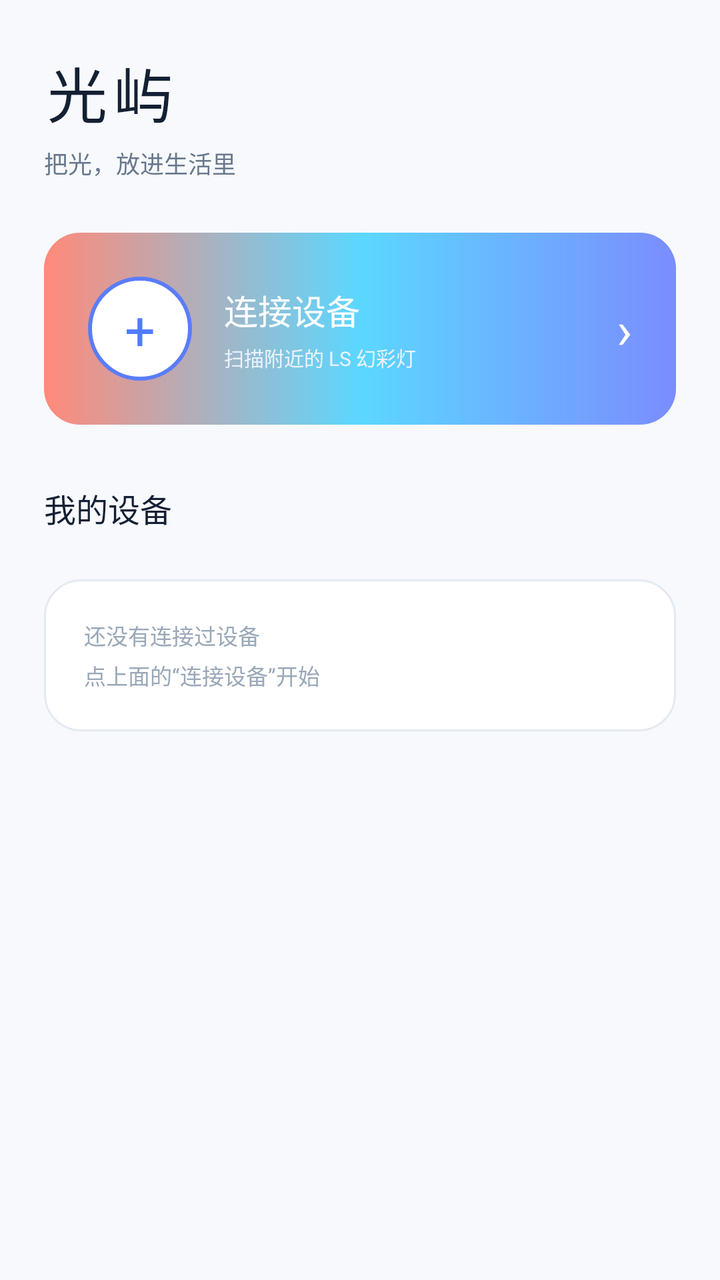
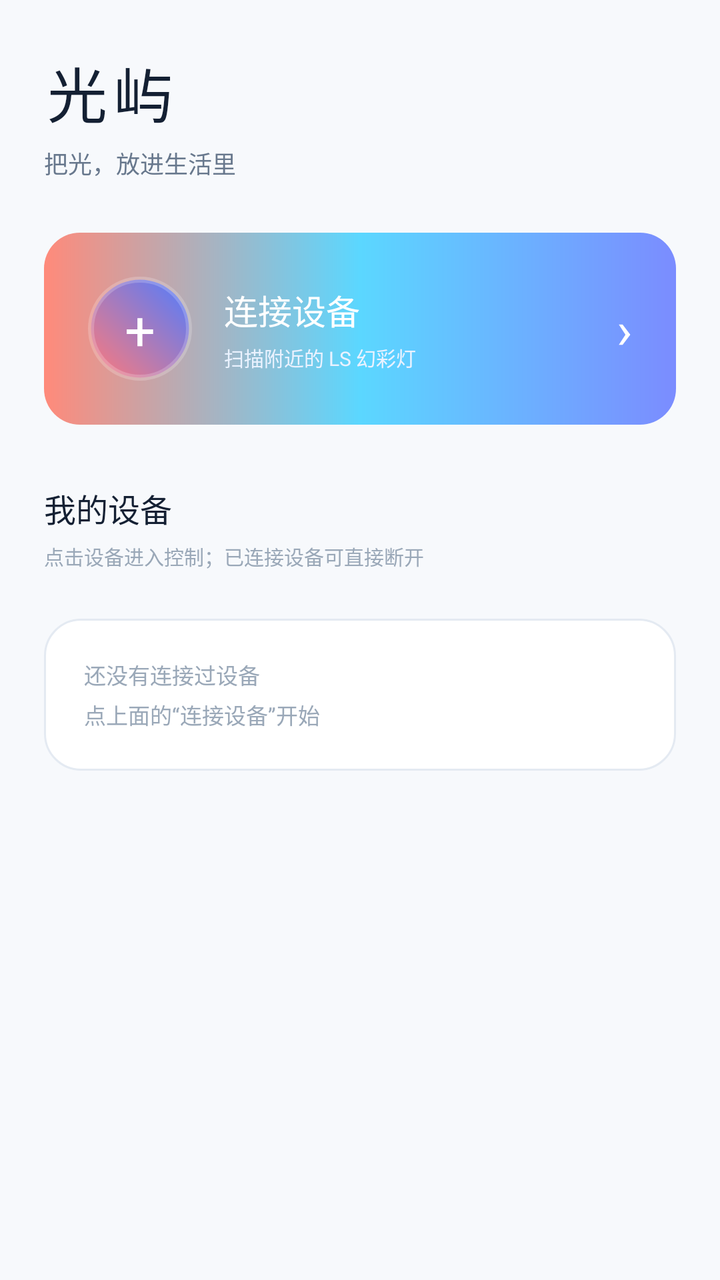

Compare the two renders of this Android layout. The source of the first and the diff that turns it into the second are given below.
<!-- AndroidManifest.xml: application theme Theme.LS -->
<!-- res/layout/page_home_ls.xml -->
<?xml version="1.0" encoding="utf-8"?>
<ScrollView xmlns:android="http://schemas.android.com/apk/res/android"
    android:layout_width="match_parent"
    android:layout_height="match_parent"
    android:clipToPadding="false"
    android:fillViewport="true"
    android:overScrollMode="never"
    android:scrollbars="none">

    <LinearLayout
        android:layout_width="match_parent"
        android:layout_height="wrap_content"
        android:orientation="vertical"
        android:paddingStart="22dp"
        android:paddingTop="24dp"
        android:paddingEnd="22dp"
        android:paddingBottom="92dp">

        <TextView
            android:layout_width="wrap_content"
            android:layout_height="wrap_content"
            android:fontFamily="sans-serif-medium"
            android:letterSpacing="0.1"
            android:text="光屿"
            android:textColor="@color/ls_text"
            android:textSize="30sp" />

        <TextView
            android:layout_width="wrap_content"
            android:layout_height="wrap_content"
            android:layout_marginTop="5dp"
            android:text="把光，放进生活里"
            android:textColor="@color/ls_secondary"
            android:textSize="12sp" />

        <LinearLayout
            android:id="@+id/connectCard"
            android:layout_width="match_parent"
            android:layout_height="wrap_content"
            android:layout_marginTop="26dp"
            android:background="@drawable/bg_ls_rgb"
            android:clickable="true"
            android:focusable="true"
            android:gravity="center_vertical"
            android:orientation="horizontal"
            android:padding="22dp">

            <FrameLayout
                android:layout_width="52dp"
                android:layout_height="52dp"
                android:background="@drawable/bg_ls_dot">

                <TextView
                    android:id="@+id/connectIcon"
                    android:layout_width="wrap_content"
                    android:layout_height="wrap_content"
                    android:layout_gravity="center"
                    android:text="+"
                    android:textColor="@color/ls_accent"
                    android:textSize="27sp" />
            </FrameLayout>

            <LinearLayout
                android:layout_width="0dp"
                android:layout_height="wrap_content"
                android:layout_marginStart="16dp"
                android:layout_weight="1"
                android:orientation="vertical">

                <TextView
                    android:id="@+id/connectTitle"
                    android:layout_width="wrap_content"
                    android:layout_height="wrap_content"
                    android:fontFamily="sans-serif-medium"
                    android:text="连接设备"
                    android:textColor="#FFFFFF"
                    android:textSize="17sp" />

                <TextView
                    android:id="@+id/connectSubtitle"
                    android:layout_width="wrap_content"
                    android:layout_height="wrap_content"
                    android:layout_marginTop="4dp"
                    android:text="扫描附近的 LS 幻彩灯"
                    android:textColor="#EAF2FF"
                    android:textSize="10sp" />
            </LinearLayout>

            <TextView
                android:layout_width="wrap_content"
                android:layout_height="wrap_content"
                android:text="›"
                android:textColor="#FFFFFF"
                android:textSize="26sp" />
        </LinearLayout>

        <TextView
            android:layout_width="wrap_content"
            android:layout_height="wrap_content"
            android:layout_marginTop="30dp"
            android:fontFamily="sans-serif-medium"
            android:text="我的设备"
            android:textColor="@color/ls_text"
            android:textSize="16sp" />

        <LinearLayout
            android:id="@+id/myDevicesList"
            android:layout_width="match_parent"
            android:layout_height="wrap_content"
            android:layout_marginTop="10dp"
            android:orientation="vertical" />

        <TextView
            android:id="@+id/myDevicesEmpty"
            android:layout_width="match_parent"
            android:layout_height="wrap_content"
            android:layout_marginTop="14dp"
            android:background="@drawable/bg_ls_card"
            android:lineSpacingExtra="4dp"
            android:padding="20dp"
            android:text="还没有连接过设备\n点上面的“连接设备”开始"
            android:textColor="@color/ls_tertiary"
            android:textSize="11sp" />
    </LinearLayout>
</ScrollView>
<!-- resources referenced by this layout -->
<resources>
  <color name="ls_accent">#4F7CFF</color>
  <color name="ls_secondary">#68788D</color>
  <color name="ls_tertiary">#9AA8B8</color>
  <color name="ls_text">#142033</color>
  <!-- drawable bg_ls_card (drawable) -->
  <?xml version="1.0" encoding="utf-8"?>
  <shape xmlns:android="http://schemas.android.com/apk/res/android"
      android:shape="rectangle">
      <solid android:color="@color/ls_card" />
      <corners android:radius="18dp" />
      <stroke
          android:width="1dp"
          android:color="@color/ls_stroke" />
  </shape>
  <!-- drawable bg_ls_dot (drawable) -->
  <?xml version="1.0" encoding="utf-8"?>
  <shape xmlns:android="http://schemas.android.com/apk/res/android"
      android:shape="oval">
      <solid android:color="#FFFFFF" />
      <stroke
          android:width="2dp"
          android:color="#5B7CFA" />
      <size
          android:width="30dp"
          android:height="30dp" />
  </shape>
  <!-- drawable bg_ls_rgb (drawable) -->
  <?xml version="1.0" encoding="utf-8"?>
  <shape xmlns:android="http://schemas.android.com/apk/res/android"
      android:shape="rectangle">
      <gradient
          android:angle="0"
          android:endColor="#7B8CFF"
          android:centerColor="#5BD7FF"
          android:startColor="#FF8A7A" />
      <corners android:radius="18dp" />
  </shape>
  <style name="Theme.LS" parent="@android:style/Theme.Material.Light.NoActionBar">
          <item name="android:fontFamily">sans-serif</item>
          <item name="android:windowBackground">@color/ls_bg</item>
          <item name="android:colorAccent">@color/ls_accent</item>
          <item name="android:statusBarColor">@color/ls_bg</item>
          <item name="android:navigationBarColor">@color/ls_bg</item>
          <item name="android:windowLightStatusBar">true</item>
          <item name="android:windowLightNavigationBar">true</item>
          <item name="android:windowNoTitle">true</item>
          <item name="android:windowActionModeOverlay">true</item>
          <item name="android:windowDrawsSystemBarBackgrounds">true</item>
          <item name="android:windowSoftInputMode">adjustResize</item>
      </style>
  <color name="ls_card">#FFFFFF</color>
  <color name="ls_stroke">#E4EAF2</color>
  <color name="ls_bg">#F7F9FC</color>
</resources>

<!-- the commit's change to res/layout/page_home_ls.xml (unified diff, before → after) -->
@@ -48,7 +48,7 @@
             <FrameLayout
                 android:layout_width="52dp"
                 android:layout_height="52dp"
-                android:background="@drawable/bg_ls_dot">
+                android:background="@drawable/bg_ls_icon_rgb">
 
                 <TextView
                     android:id="@+id/connectIcon"
@@ -56,7 +56,7 @@
                     android:layout_height="wrap_content"
                     android:layout_gravity="center"
                     android:text="+"
-                    android:textColor="@color/ls_accent"
+                    android:textColor="#FFFFFF"
                     android:textSize="27sp" />
             </FrameLayout>
 
@@ -103,6 +103,15 @@
             android:textColor="@color/ls_text"
             android:textSize="16sp" />
 
+        <TextView
+            android:id="@+id/myDevicesHint"
+            android:layout_width="match_parent"
+            android:layout_height="wrap_content"
+            android:layout_marginTop="5dp"
+            android:text="点击设备进入控制；已连接设备可直接断开"
+            android:textColor="@color/ls_tertiary"
+            android:textSize="10sp" />
+
         <LinearLayout
             android:id="@+id/myDevicesList"
             android:layout_width="match_parent"
<!-- resource entries referenced after the edit -->
@@ -14,14 +14,18 @@
           android:width="1dp"
           android:color="@color/ls_stroke" />
   </shape>
-  <!-- drawable bg_ls_dot (drawable) -->
+  <!-- drawable bg_ls_icon_rgb (drawable) -->
   <?xml version="1.0" encoding="utf-8"?>
   <shape xmlns:android="http://schemas.android.com/apk/res/android"
       android:shape="oval">
-      <solid android:color="#FFFFFF" />
+      <gradient
+          android:angle="45"
+          android:endColor="#4F7CFF"
+          android:startColor="#FF7A7A"
+          android:type="linear" />
       <stroke
-          android:width="2dp"
-          android:color="#5B7CFA" />
+          android:width="3dp"
+          android:color="#33FFFFFF" />
       <size
           android:width="30dp"
           android:height="30dp" />
